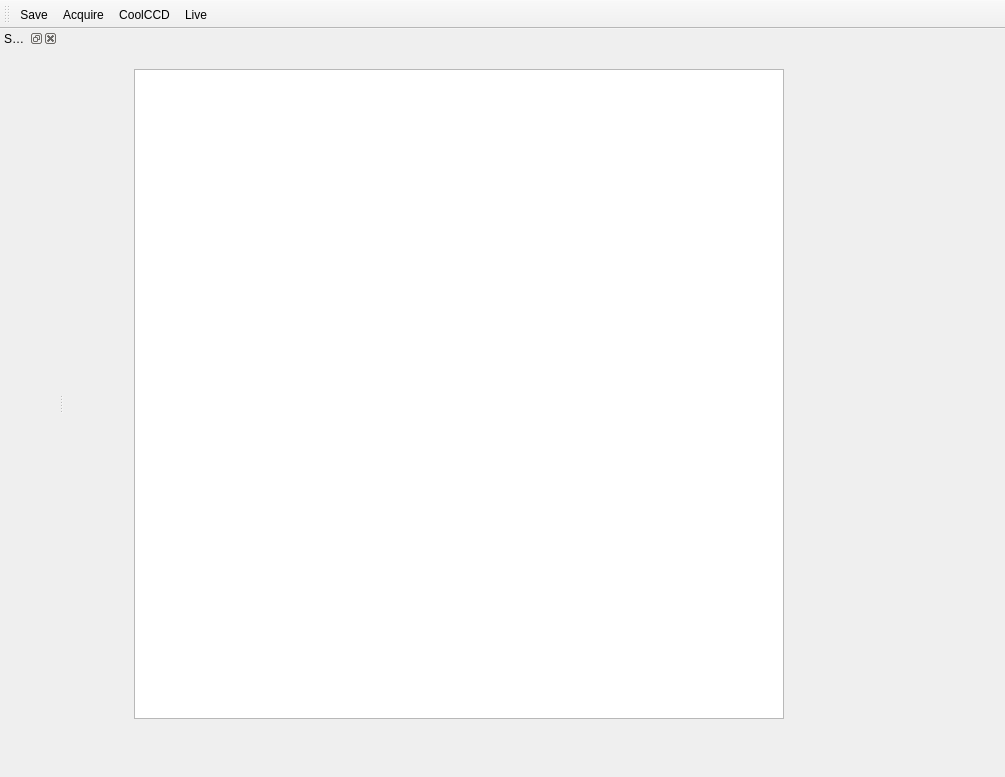
Old version of the form ui/Camera.ui in the repository pyIonControl/IonControl.
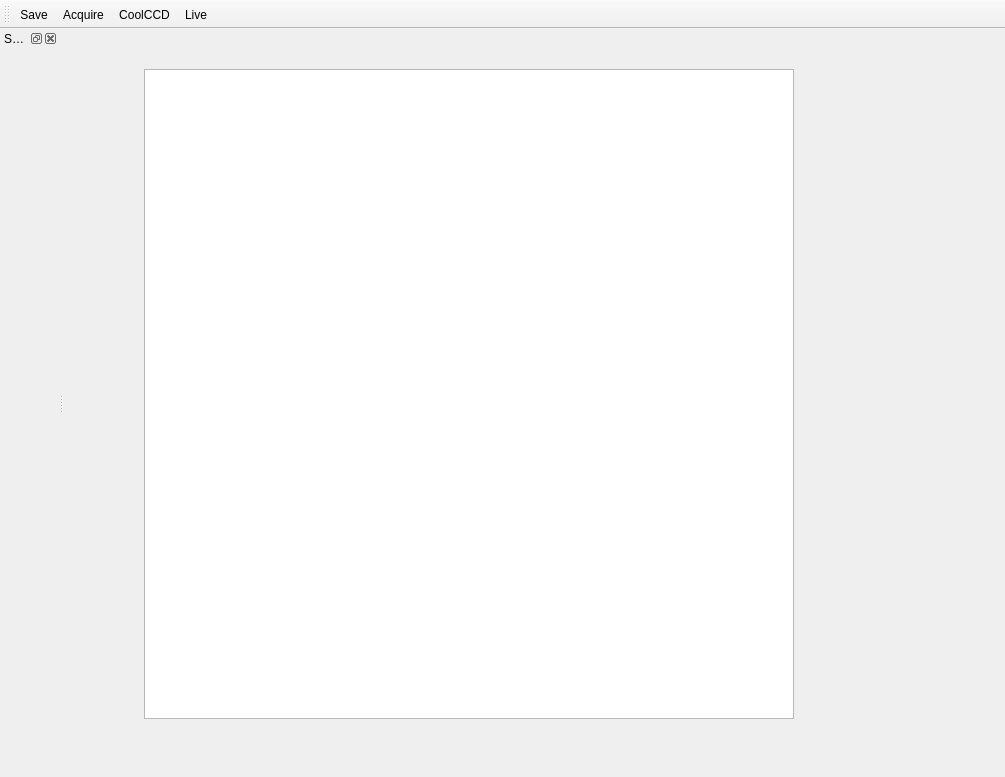
New version of the form. Icons and pictures are not drawn.

The edit to the form file:
```diff
--- a/ui/Camera.ui
+++ b/ui/Camera.ui
@@ -23,7 +23,7 @@
    <widget class="QGraphicsView" name="CameraView">
     <property name="geometry">
      <rect>
-      <x>70</x>
+      <x>80</x>
       <y>40</y>
       <width>650</width>
       <height>650</height>
```
